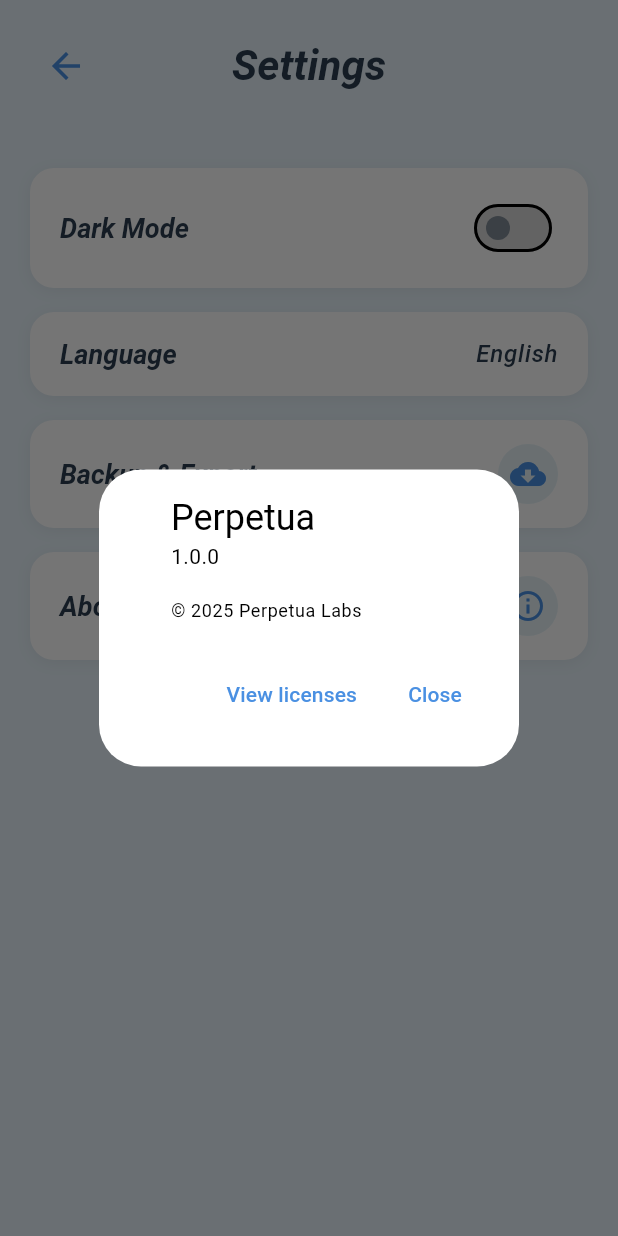
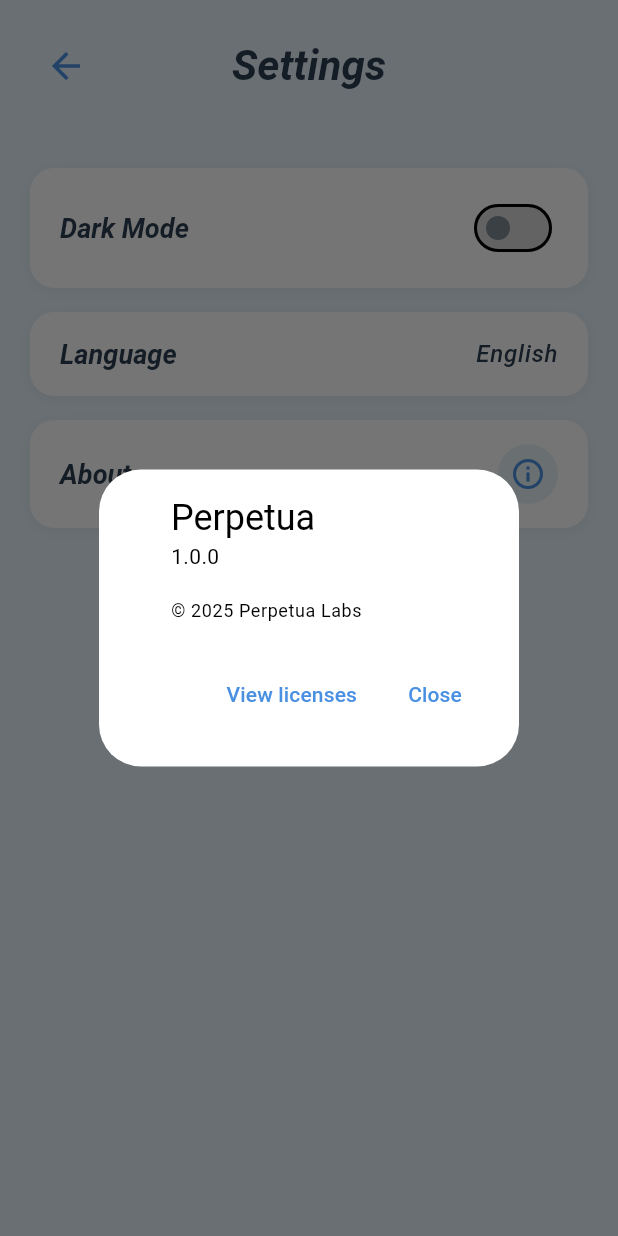
Before and after one commit to aysuyazdicutan/CS_310_Project, a Flutter app: the SettingsScreen screen opened by its route, after a tap on "About", on a phone screen of 412 x 824 dp. Run offline on Flutter 3.47's test engine with Material 3 defaults, Android fonts, the phone set to English and light mode, and no system bars; our stand-ins replace cloud_firestore, firebase_auth, firebase_core, google_fonts, shared_preferences; accounts and stored records are empty.

Commit message:
Fix auth state management to use AuthProvider instead of direct AuthService calls and Deletion of back and export witget

```diff
--- a/lib/screens/settings_screen.dart
+++ b/lib/screens/settings_screen.dart
@@ -91,31 +91,6 @@
                       ),
                     ),
                     const SizedBox(height: 16),
-                    // Backup & Export
-                    _buildSettingCard(
-                      onTap: _handleBackupAndExport,
-                      child: Row(
-                        mainAxisAlignment: MainAxisAlignment.spaceBetween,
-                        children: [
-                          Text('Backup & Export', style: theme.textTheme.titleLarge),
-                          Container(
-                            padding: const EdgeInsets.all(8),
-                            decoration: BoxDecoration(
-                              color: theme.brightness == Brightness.dark
-                                  ? Colors.white.withOpacity(0.08)
-                                  : const Color(0xFFADD8E6).withOpacity(0.3),
-                              shape: BoxShape.circle,
-                            ),
-                            child: Icon(
-                              Icons.cloud_download,
-                              color: theme.colorScheme.primary,
-                              size: 24,
-                            ),
-                          ),
-                        ],
-                      ),
-                    ),
-                    const SizedBox(height: 16),
                     // About
                     _buildSettingCard(
                       onTap: _showAboutApp,
@@ -181,23 +156,6 @@
     );
   }
 
-  void _showSnack(String message) {
-    ScaffoldMessenger.of(context).showSnackBar(
-      SnackBar(
-        content: Text(message),
-        duration: const Duration(seconds: 2),
-      ),
-    );
-  }
-
-  Future<void> _handleBackupAndExport() async {
-    _showSnack('Preparing your backup...');
-    await Future.delayed(const Duration(seconds: 1));
-    if (!mounted) return;
-    _showSnack('Backup ready to export!');
-  }
-
-
   void _showAboutApp() {
     showAboutDialog(
       context: context,
```
Also changed, not shown: lib/main.dart (+5 -24 lines), lib/screens/habit_selection_screen.dart (+8 -46 lines), lib/screens/home_screen.dart (+9 -22 lines), lib/screens/login_screen.dart (+18 -15 lines), lib/screens/reminders_screen.dart (+3 -9 lines), lib/screens/signup_screen.dart (+16 -14 lines), lib/screens/statistics_screen.dart (+10 -19 lines), lib/screens/streak_calendar_screen.dart (+22 -27 lines).
